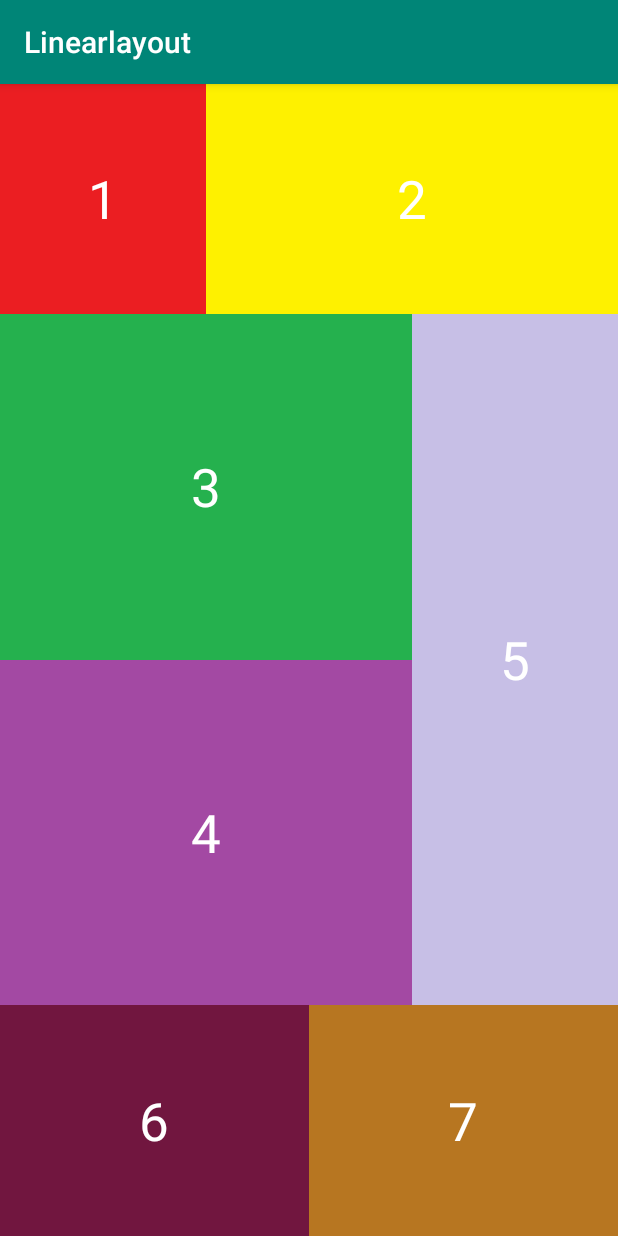
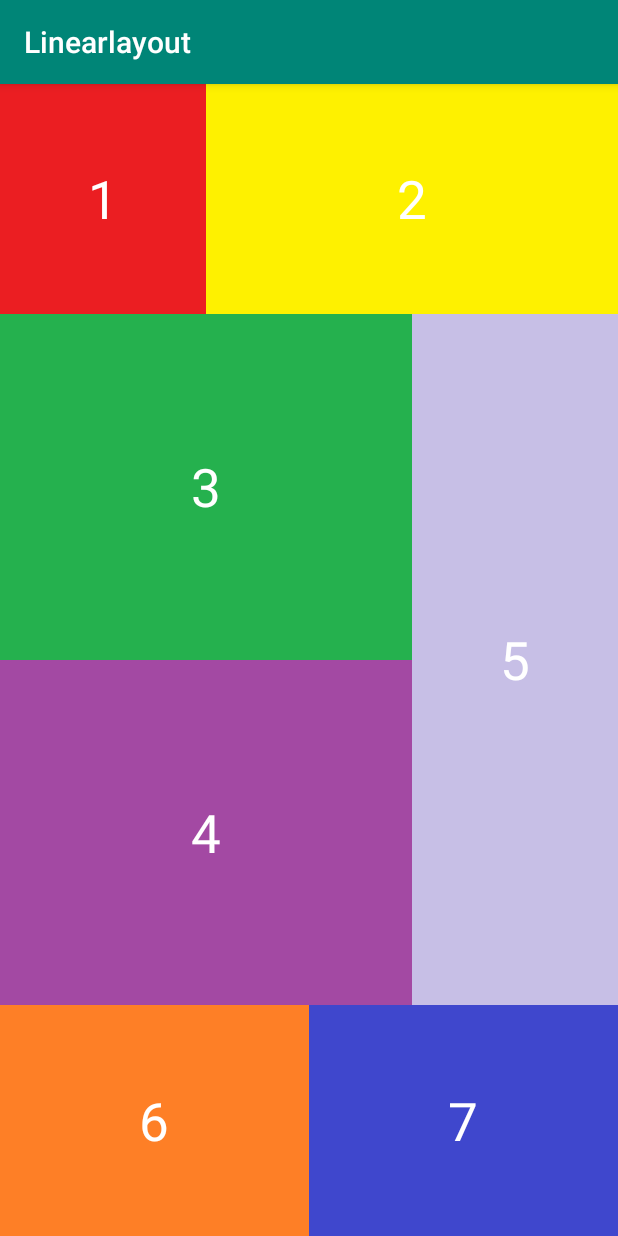
Before and after one commit to dungtran6868/Linearlayout, an Android app: the screen it shows after launch (MainActivity), on a phone screen of 412 x 824 dp. Run offline under Robolectric (Android 15) with nearby library versions, the phone set to English and light mode, and no system bars.

Commit message:
feat: ui bai tap 4

```diff
--- a/app/src/main/res/layout/activity_main.xml
+++ b/app/src/main/res/layout/activity_main.xml
@@ -124,7 +124,7 @@
                     android:textSize="35sp"
                     android:gravity="center"
                     android:textColor="#ffffff"
-                    android:background="#71163f"
+                    android:background="#FE7F26"
                     android:layout_width="match_parent"
                     android:layout_height="match_parent" />
 
@@ -140,7 +140,7 @@
                     android:textSize="35sp"
                     android:gravity="center"
                     android:textColor="#ffffff"
-                    android:background="#b77621"
+                    android:background="#3F47CD"
                     android:layout_width="match_parent"
                     android:layout_height="match_parent" />
 
```
